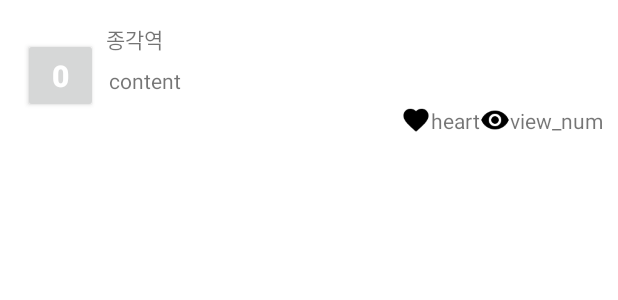
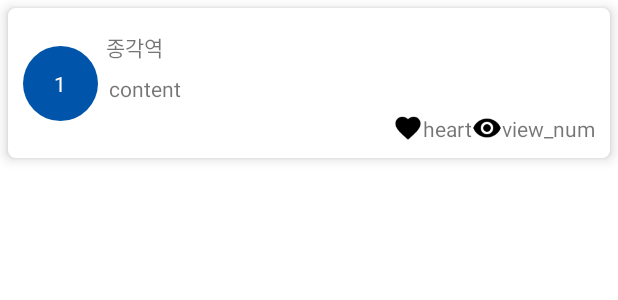
Before and after one commit to kookmin-sw/capstone-2023-28, an Android app: the layout topic_layout_fragment_main.xml on its own in the app's theme, with its tools: preview values and no code run, on a phone screen of 412 x 824 dp. Shown: the top 300 px of the screen. Run offline under Robolectric (Android 15) with nearby library versions, the phone set to English and light mode, and no system bars.

Commit message:
Modified topic_layout_fragment_main.xml (Card View)

```diff
--- a/front/android/app/src/main/res/layout/topic_layout_fragment_main.xml
+++ b/front/android/app/src/main/res/layout/topic_layout_fragment_main.xml
@@ -1,22 +1,29 @@
 <?xml version="1.0" encoding="utf-8"?>
 <layout xmlns:android="http://schemas.android.com/apk/res/android"
-    xmlns:tools="http://schemas.android.com/tools"
-    xmlns:app="http://schemas.android.com/apk/res-auto">
+    xmlns:app="http://schemas.android.com/apk/res-auto"
+    xmlns:tools="http://schemas.android.com/tools">
+
+    <androidx.cardview.widget.CardView
+        android:layout_margin="5dp"
+        app:cardCornerRadius="5dp"
+        app:cardElevation="5dp"
+        android:layout_width="match_parent"
+        android:layout_height="wrap_content">
         <androidx.constraintlayout.widget.ConstraintLayout
             android:id="@+id/topic_layout"
             android:layout_width="match_parent"
             android:layout_height="80dp"
             android:layout_margin="10dp">
 
-    <androidx.appcompat.widget.AppCompatButton
+            <TextView
                 android:id="@+id/topicTop1Line"
                 android:layout_width="50sp"
                 android:layout_height="50sp"
-        android:layout_margin="5sp"
-        android:text="0"
+                android:background="@drawable/shape_circle1"
+                android:gravity="center"
+                android:text="1"
+                android:textAlignment="center"
                 android:textColor="@color/white"
-        android:textSize="20sp"
-        android:textStyle="bold"
                 app:layout_constraintBottom_toBottomOf="parent"
                 app:layout_constraintStart_toStartOf="parent"
                 app:layout_constraintTop_toTopOf="parent" />
@@ -72,4 +79,5 @@
                 app:layout_constraintEnd_toEndOf="parent" />
 
         </androidx.constraintlayout.widget.ConstraintLayout>
+    </androidx.cardview.widget.CardView>
 </layout>
```
Lines whose indentation alone changed are shown as unchanged.
